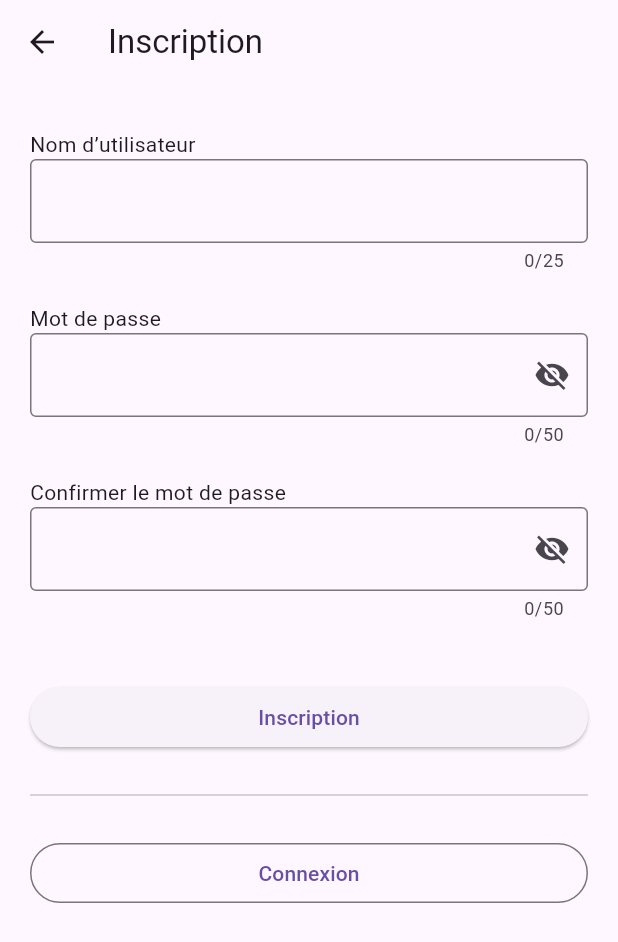
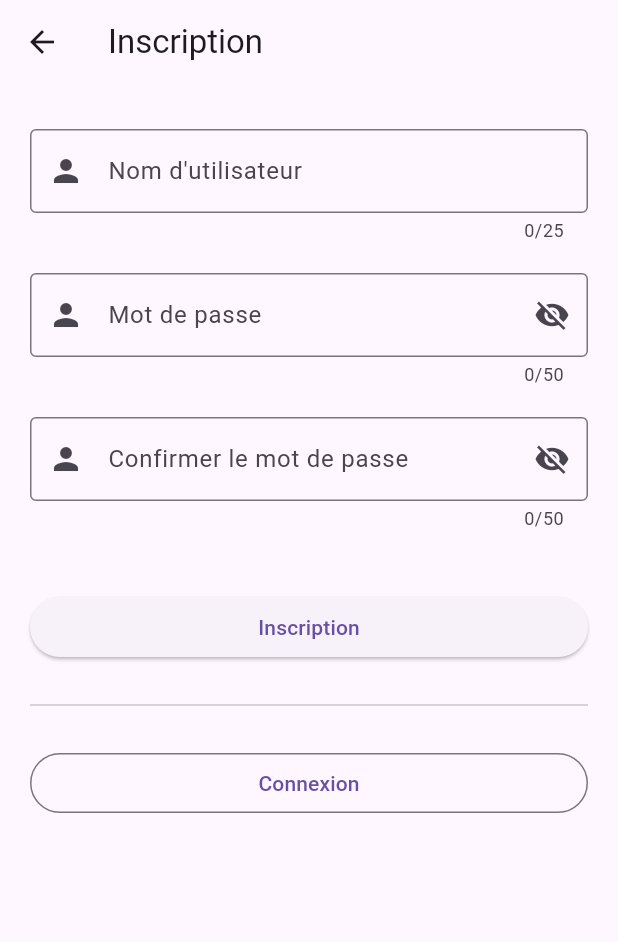
Before and after one commit to sylla-timothee/Ydays-Frontend, a Flutter app: the InscriptionPage screen opened directly, on a phone screen of 412 x 824 dp. Shown: the top 942 px of the screen. Run offline on Flutter 3.47's test engine with Material 3 defaults, Android fonts, the phone set to English and light mode, and no system bars.

Commit message:
[TDLF-02] :sparkles:/add new decoration features

```diff
--- a/lib/inscription.dart
+++ b/lib/inscription.dart
@@ -79,12 +79,14 @@ class _InscriptionPageState extends State<InscriptionPage> {
               const SizedBox(height: 10),
 
               // ---------- Nom d'utilisateur ----------
-              const Text("Nom d’utilisateur"),
+
               TextFormField(
                 controller: _usernameController,
                 maxLength: 25,
                 decoration: const InputDecoration(
-                  border: OutlineInputBorder(),
+                    labelText: 'Nom d\'utilisateur',
+                    border: OutlineInputBorder(),
+                    prefixIcon: Icon(Icons.person)
                 ),
                 validator: (value) {
                   if (value == null || value.isEmpty) {
@@ -100,7 +102,7 @@ class _InscriptionPageState extends State<InscriptionPage> {
               const SizedBox(height: 20),
 
               // ---------- Mot de passe ----------
-              const Text("Mot de passe"),
+
               Listener(
                 onPointerDown: (_) => setState(() => _showPassword = true),
                 onPointerUp: (_) => setState(() => _showPassword = false),
@@ -109,8 +111,11 @@ class _InscriptionPageState extends State<InscriptionPage> {
                   obscureText: !_showPassword,
                   maxLength: 50,
                   decoration: InputDecoration(
+                    labelText: 'Mot de passe',
                     border: const OutlineInputBorder(),
                     suffixIcon: Icon(_showPassword ? Icons.visibility : Icons.visibility_off),
+                    prefixIcon: Icon(Icons.person)
+
                   ),
                   validator: (value) {
                     if (value == null || value.isEmpty) {
@@ -124,7 +129,6 @@ class _InscriptionPageState extends State<InscriptionPage> {
               const SizedBox(height: 20),
 
               // ---------- Confirmation de mot de passe ----------
-              const Text("Confirmer le mot de passe"),
               Listener(
                 onPointerDown: (_) => setState(() => _showConfirmPassword = true),
                 onPointerUp: (_) => setState(() => _showConfirmPassword = false),
@@ -135,6 +139,8 @@ class _InscriptionPageState extends State<InscriptionPage> {
                   decoration: InputDecoration(
                     border: const OutlineInputBorder(),
                     suffixIcon: Icon(_showConfirmPassword ? Icons.visibility : Icons.visibility_off),
+                    prefixIcon: Icon(Icons.person),
+                    labelText: 'Confirmer le mot de passe',
                   ),
                   validator: (value) {
                     if (value == null || value.isEmpty) {
--- a/pubspec.yaml
+++ b/pubspec.yaml
@@ -9,6 +9,7 @@ environment:
 dependencies:
   flutter:
     sdk: flutter
+  http: ^1.2.0
 
 dev_dependencies:
   flutter_test:
```
Also changed, not shown: pubspec.lock.
